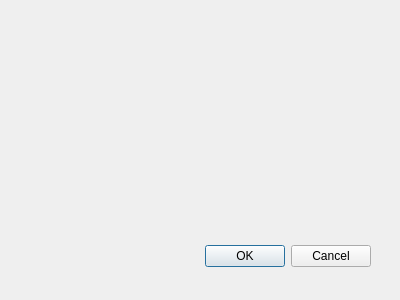
Old version of the form GGEditor_src/ui/dialogs/ggcreatescenedlg.ui in the repository kingnak/GameGenerator.
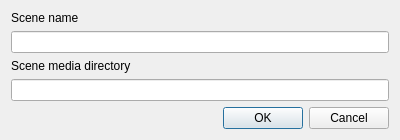
New version of the form.

Commit message: Create Scene Dlg + respect media dir edits

What changed in the file:
```diff
--- a/GGEditor_src/ui/dialogs/ggcreatescenedlg.ui
+++ b/GGEditor_src/ui/dialogs/ggcreatescenedlg.ui
@@ -9,28 +9,65 @@
     <x>0</x>
     <y>0</y>
     <width>400</width>
-    <height>300</height>
+    <height>137</height>
    </rect>
   </property>
   <property name="windowTitle">
    <string>Dialog</string>
   </property>
-  <widget name="buttonBox" class="QDialogButtonBox">
-   <property name="geometry">
-    <rect>
-     <x>30</x>
-     <y>240</y>
-     <width>341</width>
-     <height>32</height>
-    </rect>
-   </property>
-   <property name="orientation">
-    <enum>Qt::Horizontal</enum>
-   </property>
-   <property name="standardButtons">
-    <set>QDialogButtonBox::Cancel|QDialogButtonBox::Ok</set>
-   </property>
-  </widget>
+  <layout class="QVBoxLayout" name="verticalLayout">
+   <item>
+    <widget class="QLabel" name="label_3">
+     <property name="text">
+      <string>Scene name</string>
+     </property>
+    </widget>
+   </item>
+   <item>
+    <widget class="QLineEdit" name="txtSceneName">
+     <property name="text">
+      <string/>
+     </property>
+    </widget>
+   </item>
+   <item>
+    <widget class="QLabel" name="label_4">
+     <property name="text">
+      <string>Scene media directory</string>
+     </property>
+    </widget>
+   </item>
+   <item>
+    <widget class="QLineEdit" name="txtSceneDir">
+     <property name="text">
+      <string/>
+     </property>
+    </widget>
+   </item>
+   <item>
+    <spacer name="verticalSpacer">
+     <property name="orientation">
+      <enum>Qt::Vertical</enum>
+     </property>
+     <property name="sizeHint" stdset="0">
+      <size>
+       <width>20</width>
+       <height>40</height>
+      </size>
+     </property>
+    </spacer>
+   </item>
+   <item>
+    <widget class="QDialogButtonBox" name="buttonBox">
+     <property name="orientation">
+      <enum>Qt::Horizontal</enum>
+     </property>
+     <property name="standardButtons">
+      <set>QDialogButtonBox::Cancel|QDialogButtonBox::Ok</set>
+     </property>
+    </widget>
+   </item>
+  </layout>
  </widget>
  <pixmapfunction/>
  <resources/>
```
Left out of the diff: 54 changed lines with no effect on the pictures. The commit also changes 16 other files.
